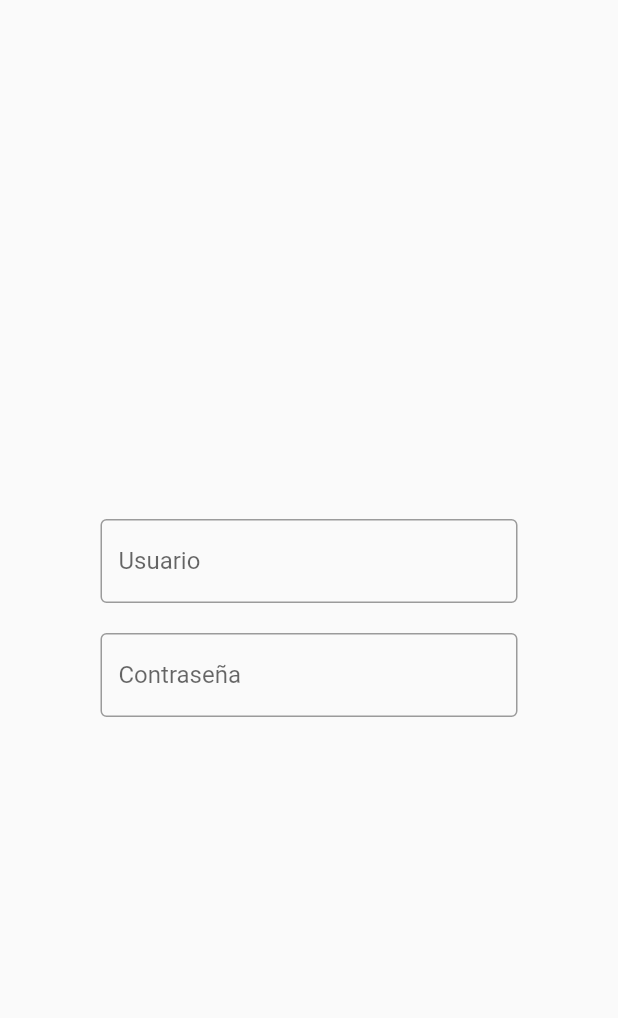
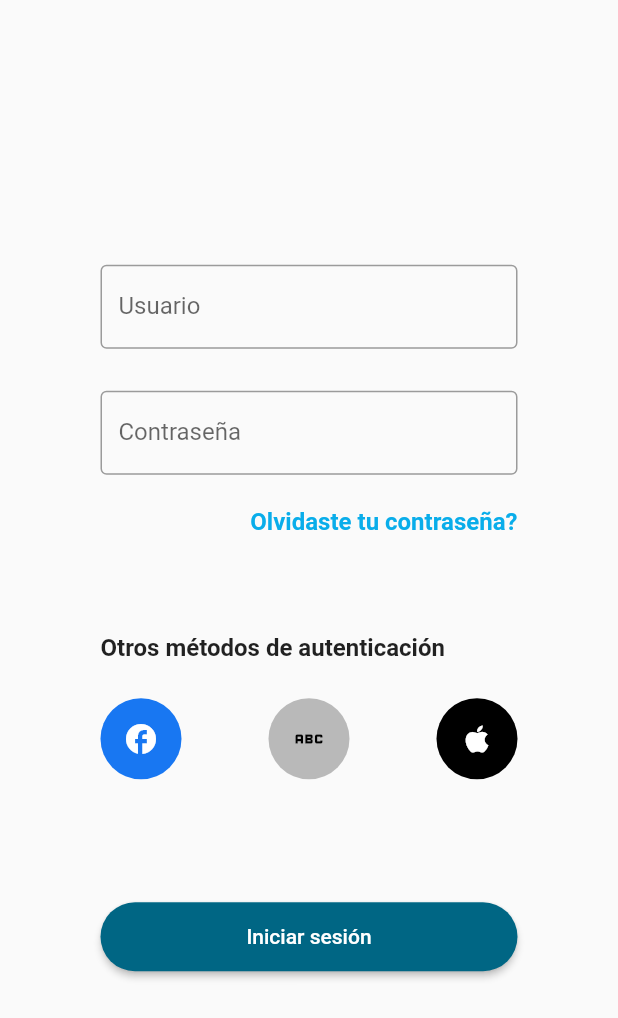
Before and after one commit to saulecch/colocho_store, a Flutter app: the screen it shows after launch, on a phone screen of 412 x 824 dp. Shown: the top 1018 px of the screen. Run offline on Flutter 3.47's test engine with Material 2 defaults, Android fonts, the phone set to English and light mode, and no system bars.

Commit message:
Layout Login listo

```diff
--- a/lib/login.dart
+++ b/lib/login.dart
@@ -14,6 +14,10 @@ class _LoginScreenState extends State<LoginScreen> {
       body: Center(
         child: Column(
           mainAxisAlignment: MainAxisAlignment.center,
+          crossAxisAlignment: CrossAxisAlignment.start,
+          children: [
+            Column(
+              mainAxisAlignment: MainAxisAlignment.center,
               crossAxisAlignment: CrossAxisAlignment.end,
               children: [
                 Container(
@@ -26,7 +30,7 @@ class _LoginScreenState extends State<LoginScreen> {
                     ),
                   ),
                 ),
-            const SizedBox(height: 20),
+                const SizedBox(height: 28),
                 Container(
                   width: 278,
                   height: 56,
@@ -37,6 +41,103 @@ class _LoginScreenState extends State<LoginScreen> {
                     ),
                   ),
                 ),
+                const SizedBox(height: 22),
+                const Text(
+                  "Olvidaste tu contraseña?",
+                  style: TextStyle(
+                    color: Color(0xFF09ADEA),
+                    fontSize: 16.0,
+                    fontWeight: FontWeight.w600,
+                  ),
+                ),
+              ],
+            ),
+            const SizedBox(height: 65),
+            Column(
+              crossAxisAlignment: CrossAxisAlignment.start,
+              children: [
+                Text(
+                  "Otros métodos de autenticación",
+                  style: const TextStyle(
+                    fontSize: 16.0,
+                    fontWeight: FontWeight.w600,
+                  ),
+                ),
+                const SizedBox(
+                  height: 24,
+                ),
+                Container(
+                  width: 278.0,
+                  child: Row(
+                    mainAxisAlignment: MainAxisAlignment.spaceBetween,
+                    children: [
+                      Ink(
+                        width: 54.0,
+                        height: 54.0,
+                        decoration: const ShapeDecoration(
+                          color: Color(0xFF1877F2),
+                          shape: CircleBorder(),
+                        ),
+                        child: IconButton(
+                          padding: const EdgeInsets.all(6.0),
+                          icon: const Icon(Icons.facebook),
+                          color: Colors.white,
+                          onPressed: () {},
+                        ),
+                      ),
+                      Ink(
+                        width: 54.0,
+                        height: 54.0,
+                        decoration: const ShapeDecoration(
+                          color: Colors.black26,
+                          shape: CircleBorder(),
+                        ),
+                        child: IconButton(
+                          padding: const EdgeInsets.all(6.0),
+                          icon: const Icon(Icons.abc),
+                          color: Colors.black,
+                          onPressed: () {},
+                        ),
+                      ),
+                      Ink(
+                        width: 54.0,
+                        height: 54.0,
+                        decoration: const ShapeDecoration(
+                          color: Colors.black,
+                          shape: CircleBorder(),
+                        ),
+                        child: IconButton(
+                          padding: const EdgeInsets.all(6.0),
+                          icon: const Icon(Icons.apple),
+                          color: Colors.white,
+                          onPressed: () {},
+                        ),
+                      ),
+                    ],
+                  ),
+                ),
+                const SizedBox(
+                  height: 82.0,
+                ),
+                SizedBox(
+                  width: 278,
+                  height: 46,
+                  child: ElevatedButton(
+                    style: ButtonStyle(
+                        backgroundColor: MaterialStateProperty.all(
+                          const Color(0xFF006684),
+                        ),
+                        shape:
+                            MaterialStateProperty.all<RoundedRectangleBorder>(
+                                RoundedRectangleBorder(
+                          borderRadius: BorderRadius.circular(92.0),
+                        ))),
+                    onPressed: () {},
+                    child: const Text('Iniciar sesión'),
+                  ),
+                ),
+              ],
+            ),
           ],
         ),
       ),
```
Lines whose indentation alone changed are shown as unchanged.
